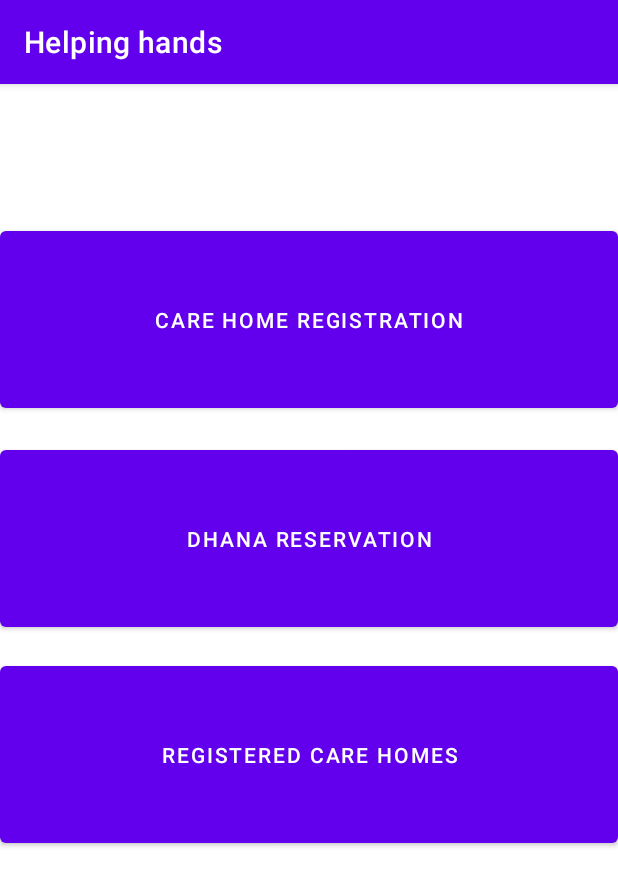
After one commit to AdoreaMalabeG7/ADOREA_NEW, an Android app: the Activity_establishment screen opened directly, with no data from a screen before it, on a phone screen of 412 x 824 dp. The commit adds this screen. Shown: the top 886 px of the screen. Run offline under Robolectric (Android 15) with nearby library versions, the phone set to English and light mode, and no system bars.

Commit message:
main page of establishment

```diff
--- a/app/src/main/AndroidManifest.xml
+++ b/app/src/main/AndroidManifest.xml
@@ -9,6 +9,7 @@
         android:roundIcon="@mipmap/ic_launcher_round"
         android:supportsRtl="true"
         android:theme="@style/Theme.HELPING_HANDS">
+        <activity android:name=".Activity_establishment"></activity>
         <activity
             android:name=".Home"
             android:exported="true" />
@@ -38,20 +39,20 @@
             android:exported="true" />
         <activity
             android:name=".bloodbank"
-            android:label="Blood bank"
-            android:exported="true" />
+            android:exported="true"
+            android:label="Blood bank" />
         <activity
             android:name=".requestsbd"
-            android:label="Requests"
-            android:exported="true" />
+            android:exported="true"
+            android:label="Requests" />
         <activity
             android:name=".hospitalsbd"
-            android:label="Labs and hospitals"
-            android:exported="true"/>
+            android:exported="true"
+            android:label="Labs and hospitals" />
         <activity
             android:name=".Registerbd"
-            android:label="Blood donation"
-            android:exported="true"/>
+            android:exported="true"
+            android:label="Blood donation" />
         <activity
             android:name=".MainActivity"
             android:exported="true">
--- /dev/null
+++ b/app/src/main/java/com/example/HELPING_HANDS/Activity_establishment.java
@@ -0,0 +1,14 @@
+package com.example.HELPING_HANDS;
+
+import androidx.appcompat.app.AppCompatActivity;
+
+import android.os.Bundle;
+
+public class Activity_establishment extends AppCompatActivity {
+
+    @Override
+    protected void onCreate(Bundle savedInstanceState) {
+        super.onCreate(savedInstanceState);
+        setContentView(R.layout.activity_establishment);
+    }
+}
--- /dev/null
+++ b/app/src/main/res/layout/activity_establishment.xml
@@ -0,0 +1,43 @@
+<?xml version="1.0" encoding="utf-8"?>
+<androidx.constraintlayout.widget.ConstraintLayout xmlns:android="http://schemas.android.com/apk/res/android"
+    xmlns:app="http://schemas.android.com/apk/res-auto"
+    xmlns:tools="http://schemas.android.com/tools"
+    android:layout_width="match_parent"
+    android:layout_height="match_parent"
+    tools:context=".Activity_establishment">
+
+    <Button
+        android:id="@+id/button10"
+        android:layout_width="412dp"
+        android:layout_height="130dp"
+        android:layout_marginTop="92dp"
+        android:text="care Home Registration"
+        app:layout_constraintEnd_toEndOf="parent"
+        app:layout_constraintHorizontal_bias="0.0"
+        app:layout_constraintStart_toStartOf="parent"
+        app:layout_constraintTop_toTopOf="parent" />
+
+    <Button
+        android:id="@+id/button11"
+        android:layout_width="412dp"
+        android:layout_height="130dp"
+        android:layout_marginTop="16dp"
+        android:text="Dhana Reservation"
+        app:layout_constraintEnd_toEndOf="parent"
+        app:layout_constraintHorizontal_bias="1.0"
+        app:layout_constraintStart_toStartOf="parent"
+        app:layout_constraintTop_toBottomOf="@+id/button10" />
+
+    <Button
+        android:id="@+id/button12"
+        android:layout_width="412dp"
+        android:layout_height="130dp"
+        android:text="Registered care Homes"
+        app:layout_constraintBottom_toBottomOf="parent"
+        app:layout_constraintEnd_toEndOf="parent"
+        app:layout_constraintHorizontal_bias="1.0"
+        app:layout_constraintStart_toStartOf="parent"
+        app:layout_constraintTop_toBottomOf="@+id/button11"
+        app:layout_constraintVertical_bias="0.051" />
+
+</androidx.constraintlayout.widget.ConstraintLayout>
--- a/app/src/main/res/values/strings.xml
+++ b/app/src/main/res/values/strings.xml
@@ -70,5 +70,5 @@
     <string name="pfL6">Address :-</string>
     <string name="pfL7">Last donate date :-</string>
     <string name="pfL8">Phone</string>
-    <string name="rq" >Name</string>/>
+    <string name="rq">Name</string>/>
 </resources>
```
Lines whose indentation alone changed are shown as unchanged.
